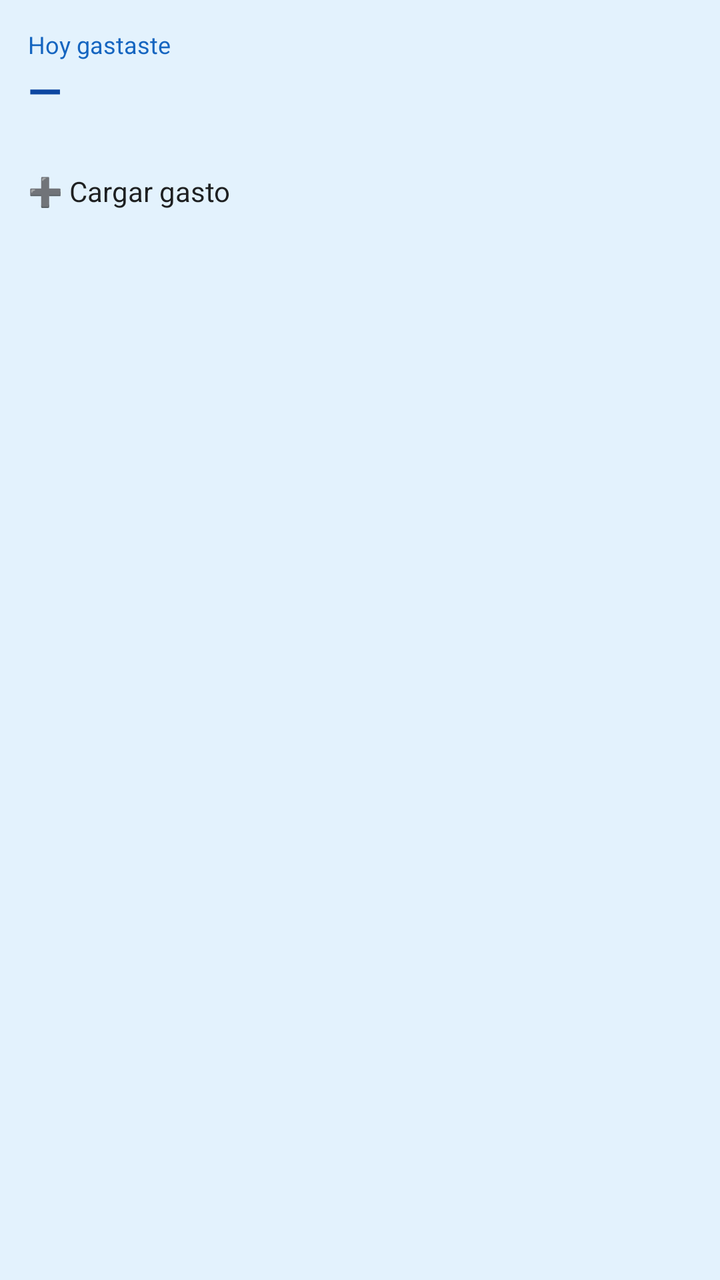
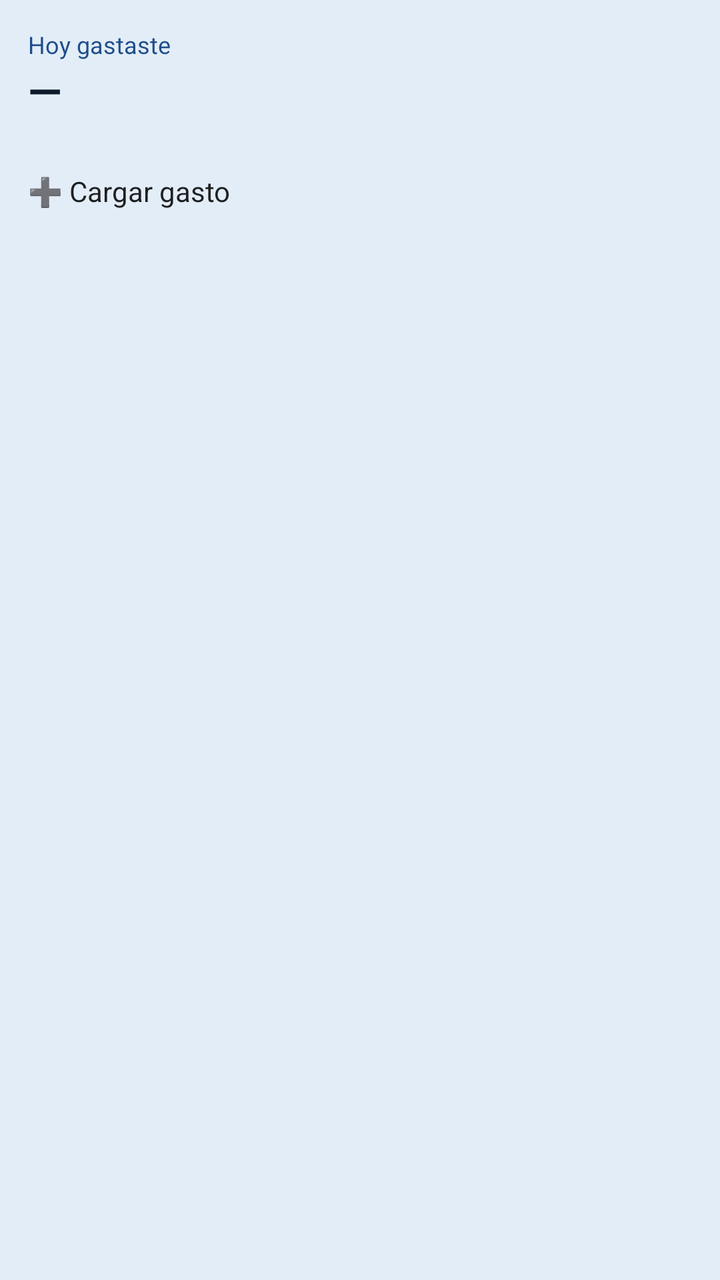

The first picture is an Android layout as it rendered before a commit; the second is the same layout after the commit. The layout source and the unified diff follow.
<!-- AndroidManifest.xml: application theme Theme.AntiGastosBoludos -->
<!-- res/layout/widget_home.xml -->
<?xml version="1.0" encoding="utf-8"?>
<LinearLayout xmlns:android="http://schemas.android.com/apk/res/android"
    android:id="@+id/widget_root"
    android:layout_width="match_parent"
    android:layout_height="wrap_content"
    android:orientation="vertical"
    android:padding="14dp"
    android:background="#E3F2FD">

    <TextView
        android:layout_width="match_parent"
        android:layout_height="wrap_content"
        android:text="Hoy gastaste"
        android:textColor="#1565C0"
        android:textSize="12sp" />

    <TextView
        android:id="@+id/widget_amount"
        android:layout_width="match_parent"
        android:layout_height="wrap_content"
        android:text="—"
        android:textColor="#0D47A1"
        android:textSize="22sp"
        android:textStyle="bold" />

    <TextView
        android:id="@+id/widget_month"
        android:layout_width="match_parent"
        android:layout_height="wrap_content"
        android:layout_marginTop="2dp"
        android:text=""
        android:textColor="#1565C0"
        android:textSize="12sp" />

    <Button
        android:id="@+id/widget_add"
        android:layout_width="match_parent"
        android:layout_height="wrap_content"
        android:layout_marginTop="8dp"
        android:text="➕ Cargar gasto" />
</LinearLayout>
<!-- resources referenced by this layout -->
<resources>
  <style name="Theme.AntiGastosBoludos" parent="android:Theme.Material.Light.NoActionBar" />
</resources>

<!-- the commit's change to res/layout/widget_home.xml (unified diff, before → after) -->
@@ -5,13 +5,13 @@
     android:layout_height="wrap_content"
     android:orientation="vertical"
     android:padding="14dp"
-    android:background="#E3F2FD">
+    android:background="@color/arg_celeste_surface">
 
     <TextView
         android:layout_width="match_parent"
         android:layout_height="wrap_content"
         android:text="Hoy gastaste"
-        android:textColor="#1565C0"
+        android:textColor="@color/arg_celeste_dark"
         android:textSize="12sp" />
 
     <TextView
@@ -19,7 +19,7 @@
         android:layout_width="match_parent"
         android:layout_height="wrap_content"
         android:text="—"
-        android:textColor="#0D47A1"
+        android:textColor="@color/arg_ink"
         android:textSize="22sp"
         android:textStyle="bold" />
 
@@ -29,7 +29,7 @@
         android:layout_height="wrap_content"
         android:layout_marginTop="2dp"
         android:text=""
-        android:textColor="#1565C0"
+        android:textColor="@color/arg_celeste_dark"
         android:textSize="12sp" />
 
     <Button
@@ -38,4 +38,5 @@
         android:layout_height="wrap_content"
         android:layout_marginTop="8dp"
         android:text="➕ Cargar gasto" />
+
 </LinearLayout>
<!-- resource entries referenced after the edit -->
@@ -1,5 +1,16 @@
 <!-- resources referenced by this layout -->
 <resources>
-  <style name="Theme.AntiGastosBoludos" parent="android:Theme.Material.Light.NoActionBar" />
+  <color name="arg_celeste_dark">#1F4E8A</color>
+  <color name="arg_celeste_surface">#E3EDF7</color>
+  <color name="arg_ink">#0F1B2D</color>
+  <style name="Theme.AntiGastosBoludos" parent="android:Theme.Material.Light.NoActionBar">
+          <item name="android:colorPrimary">@color/arg_celeste</item>
+          <item name="android:colorPrimaryDark">@color/arg_celeste_dark</item>
+          <item name="android:colorAccent">@color/arg_sun</item>
+          <item name="android:windowBackground">@color/arg_paper</item>
+      </style>
+  <color name="arg_celeste">#74ACDF</color>
+  <color name="arg_sun">#F6B40E</color>
+  <color name="arg_paper">#F7FBFF</color>
 </resources>
 
